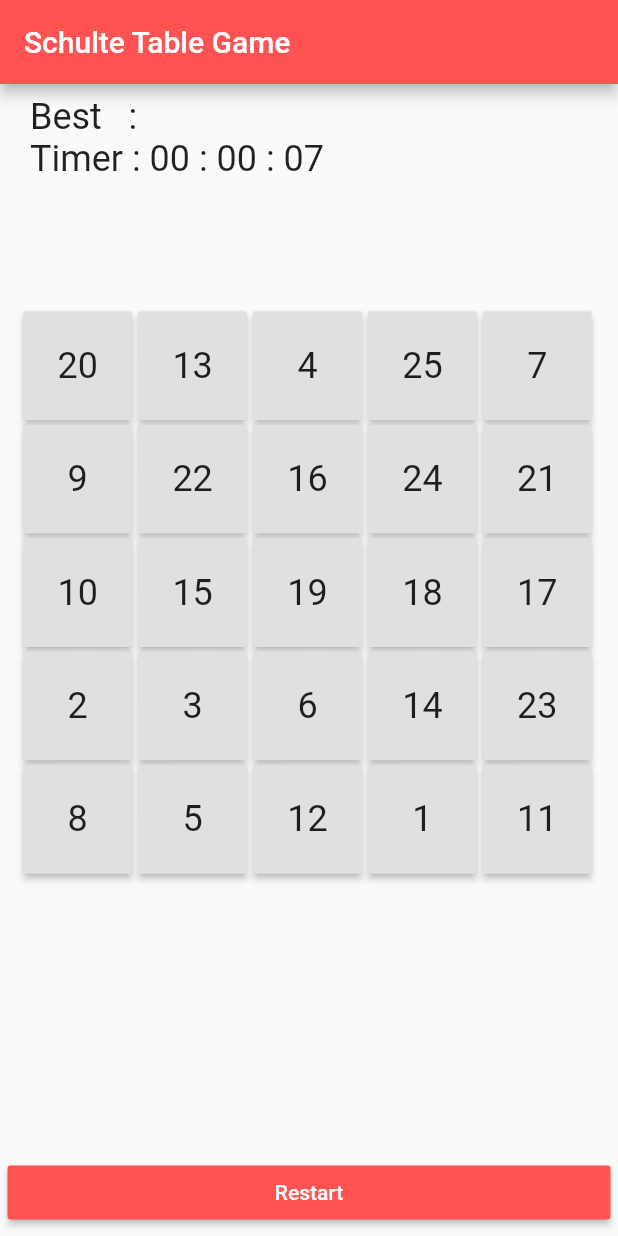
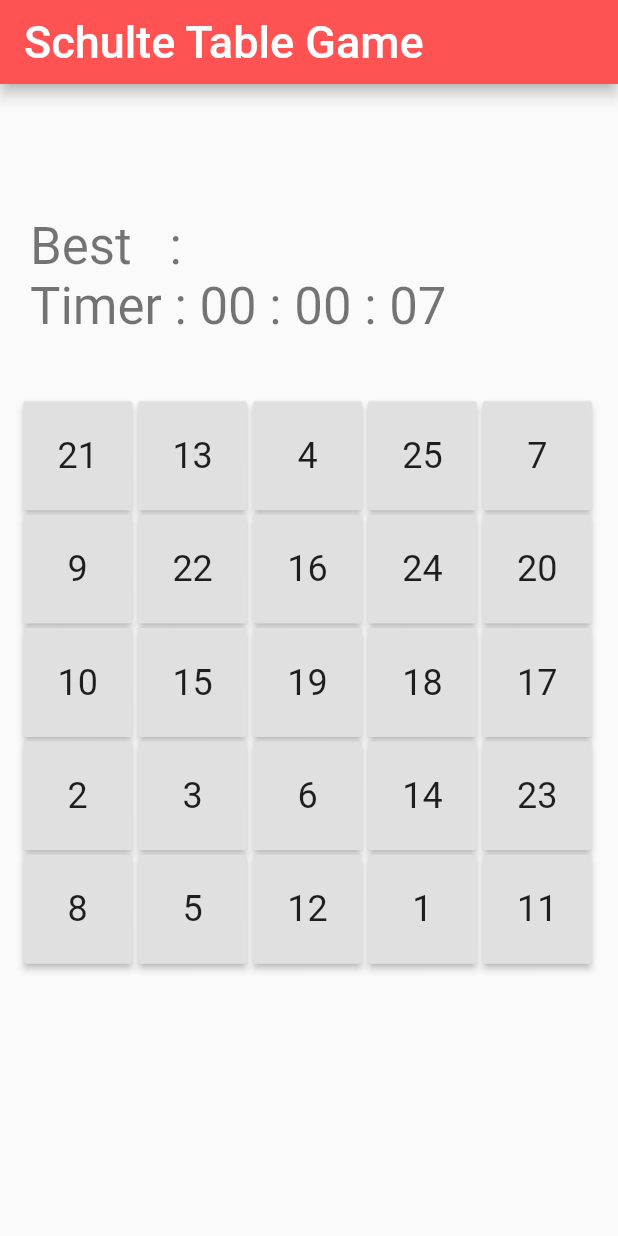
Before and after one commit to kadielif/Schulte-Table-Game-, a Flutter app: the screen it shows after launch, on a phone screen of 412 x 824 dp. Run offline on Flutter 3.47's test engine with Material 2 defaults, Android fonts, the phone set to English and light mode, and no system bars.

Commit message:
animated opacity added for restart button

```diff
--- a/lib/main.dart
+++ b/lib/main.dart
@@ -14,20 +14,15 @@ class MyApp extends StatefulWidget {
 
 class _MyAppState extends State<MyApp> {
   static const duration = const Duration(seconds: 1);
-
   List<int> val = Values.getValue();
   List<int> colorVal;
-
   bool isFinish = false;
-
   int secondPassed = 0;
-  int seconds, minutes, hours;
-  int maxScore, first;
-
+  int bestScore, first;
   Timer timer;
-
   String time = "00 : 00 : 00";
   String timerText = "";
+  double opacityLevel = 0.0;
 
   @override
   void initState() {
@@ -40,14 +35,13 @@ class _MyAppState extends State<MyApp> {
   void handleTick() {
     if (!isFinish) {
       setState(() {
+        opacityLevel = 0.0;
         secondPassed++;
       });
     } else {
       setState(() {
+        opacityLevel = 1.0;
         first = 1;
-        seconds = 0;
-        minutes = 0;
-        hours = 0;
       });
     }
   }
@@ -59,25 +53,31 @@ class _MyAppState extends State<MyApp> {
         handleTick();
       });
     }
-    time = cal(secondPassed);
+    time = timerTextParse(secondPassed);
     return MaterialApp(
       debugShowCheckedModeBanner: false,
       home: Scaffold(
         appBar: AppBar(
-          title: Text("Schulte Table Game"),
+          title: Text(
+            "Schulte Table Game",
+            style: TextStyle(color: Colors.white, fontSize: 30),
+          ),
           backgroundColor: Colors.redAccent.shade200,
         ),
         body: Padding(
           padding: const EdgeInsets.fromLTRB(20.0, 8.0, 8.0, 8.0),
           child: Column(
             children: [
+              SizedBox(
+                height: 80,
+              ),
               Text(
                 "Best   : " + timerText,
-                style: (Theme.of(context).textTheme.headline5),
+                style: (Theme.of(context).textTheme.headline4),
               ),
               Text(
                 "Timer : " + time,
-                style: (Theme.of(context).textTheme.headline5),
+                style: (Theme.of(context).textTheme.headline4),
               ),
             ],
             crossAxisAlignment: CrossAxisAlignment.start,
@@ -86,7 +86,7 @@ class _MyAppState extends State<MyApp> {
         floatingActionButton: GridView.count(
           crossAxisCount: 5,
           crossAxisSpacing: 1,
-          padding: EdgeInsets.fromLTRB(30.0, 280.0, 0.0, 50.0),
+          padding: EdgeInsets.fromLTRB(30.0, 350.0, 0.0, 50.0),
           children: List.generate(
             25,
             (index) {
@@ -102,35 +102,35 @@ class _MyAppState extends State<MyApp> {
                   color: colorVal[index] == 2
                       ? Colors.green.shade300
                       : Colors.grey.shade300,
-                  onPressed: () => control(index),
+                  onPressed: () => indexControllers(index),
                 ),
               );
             },
           ),
         ),
-        bottomNavigationBar: Container(
-          padding: EdgeInsets.all(5),
-          child: RaisedButton(
-            child: Text(
-              "Restart",
+        bottomNavigationBar: Padding(
+          padding: EdgeInsets.all(10.0),
+          child: AnimatedOpacity(
+            opacity: opacityLevel,
+            duration: Duration(milliseconds: 100),
+            child: RaisedButton(
+              child: Text(
+                "RESTART",
+                style: TextStyle(
+                  color: Colors.white,
+                  fontSize: 25,
+                ),
+              ),
+              onPressed: () => restartButton(),
+              color: Colors.redAccent.shade200,
             ),
-            textColor: Colors.white,
-            onPressed: () {
-              setState(() {
-                secondPassed = 0;
-                val = Values.getValue();
-                colorVal = Values.getColorValue();
-                isFinish = false;
-              });
-            },
-            color: Colors.redAccent.shade200,
           ),
         ),
       ),
     );
   }
 
-  control(int index) {
+  indexControllers(int index) {
     if (val[index] == first) {
       setState(() {
         colorVal[index] = 2;
@@ -138,13 +138,12 @@ class _MyAppState extends State<MyApp> {
       });
       if (val[index] == 25) {
         setState(() {
-          first = 0;
-          if (maxScore == null) {
-            maxScore = secondPassed;
-            timerText = cal(maxScore);
-          } else if (secondPassed < maxScore) {
-            maxScore = secondPassed;
-            timerText = cal(maxScore);
+          if (bestScore == null) {
+            bestScore = secondPassed;
+            timerText = timerTextParse(bestScore);
+          } else if (secondPassed < bestScore) {
+            bestScore = secondPassed;
+            timerText = timerTextParse(bestScore);
           }
           isFinish = true;
         });
@@ -152,8 +151,8 @@ class _MyAppState extends State<MyApp> {
     }
   }
 
-  //maxScore u text e çevirir.
-  cal(int secondPassed) {
+  timerTextParse(int secondPassed) {
+    int seconds, minutes, hours;
     String timeText;
     seconds = secondPassed % 60;
     minutes = secondPassed ~/ 60;
@@ -166,4 +165,13 @@ class _MyAppState extends State<MyApp> {
         seconds.toString().padLeft(2, '0');
     return timeText;
   }
+
+  restartButton() {
+    setState(() {
+      secondPassed = 0;
+      val = Values.getValue();
+      colorVal = Values.getColorValue();
+      isFinish = false;
+    });
+  }
 }
--- a/lib/values.dart
+++ b/lib/values.dart
@@ -1,28 +1,21 @@
 import 'dart:math';
 
 class Values {
-  static List<int> values = List<int>();
-  static List<int> colorValues = List<int>();
   static List<int> getValue() {
-    // List tempValues;
+    List<int> values = List<int>();
+    var rng = new Random();
     if (values.length == 25) {
       values = new List<int>();
     }
-    var rng = new Random();
-    values.add(rng.nextInt(25));
-
-    for (int i = 1; i < 25; i++) {
+    for (int i = 0; i < 25; i++) {
       var x = rng.nextInt(25);
-      if (values.contains(x + 1) == false) {
-        values.add(x + 1);
-      } else {
-        i--;
-      }
+      !values.contains(x + 1) ? values.add(x + 1) : i--;
     }
     return values;
   }
 
   static List<int> getColorValue() {
+    List<int> colorValues = List<int>();
     if (colorValues.length == 25) {
       colorValues = new List<int>();
     }
```
